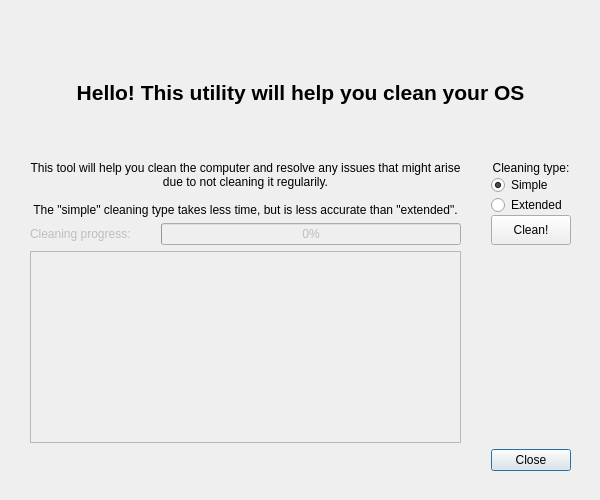
This is ui/CleaningDialog.ui in Atrate/qSchoolHelper as Qt 5 draws it before an edit. The edited form follows.
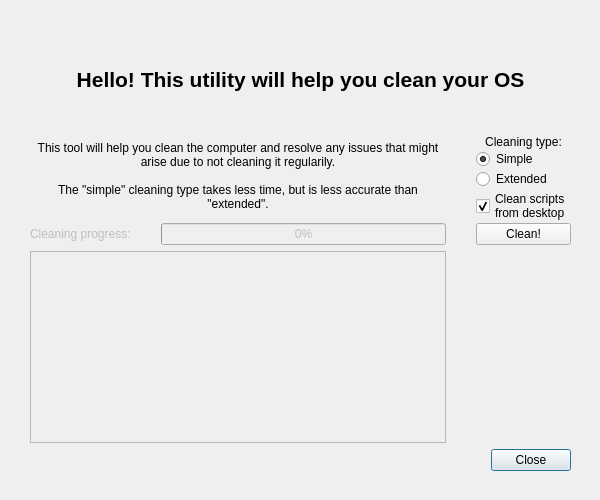
This is the edited form. Icons and pictures are not drawn.

Commit message: [Cleaning] Allow user to skip deleting .bat and .cmd files

The edit to the form file:
```diff
--- a/ui/CleaningDialog.ui
+++ b/ui/CleaningDialog.ui
@@ -175,6 +175,20 @@
         </property>
        </widget>
       </item>
+      <item>
+       <widget class="QCheckBox" name="bat_check_box">
+        <property name="toolTip">
+         <string>Delete all .bat and .cmd scripts from the user's Desktop</string>
+        </property>
+        <property name="text">
+         <string>Clean scripts
+from desktop</string>
+        </property>
+        <property name="checked">
+         <bool>true</bool>
+        </property>
+       </widget>
+      </item>
       <item>
        <widget class="QPushButton" name="clean_button">
         <property name="sizePolicy">
```
Left out of the diff: 9 changed lines with no effect on the pictures. The commit also changes 3 other files.
